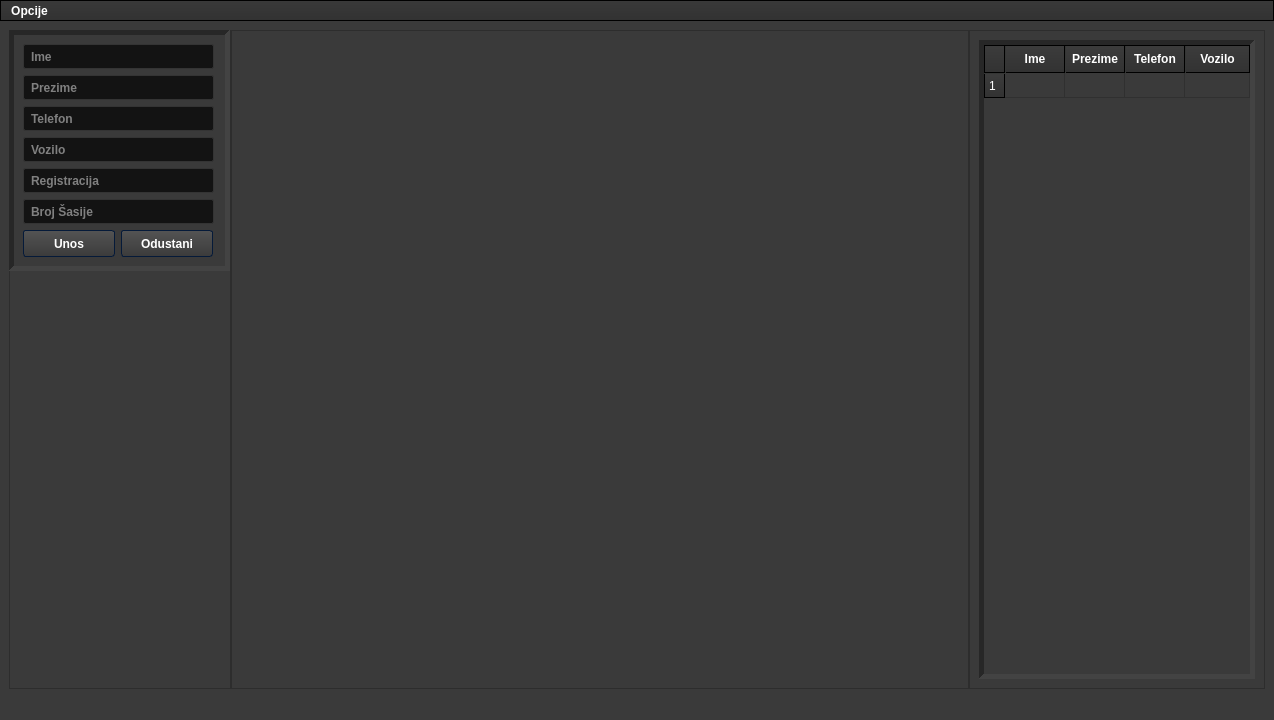
This is untitled.ui in 4ntim4tter/Budget-Flow as Qt 5 draws it before an edit. The edited form follows.
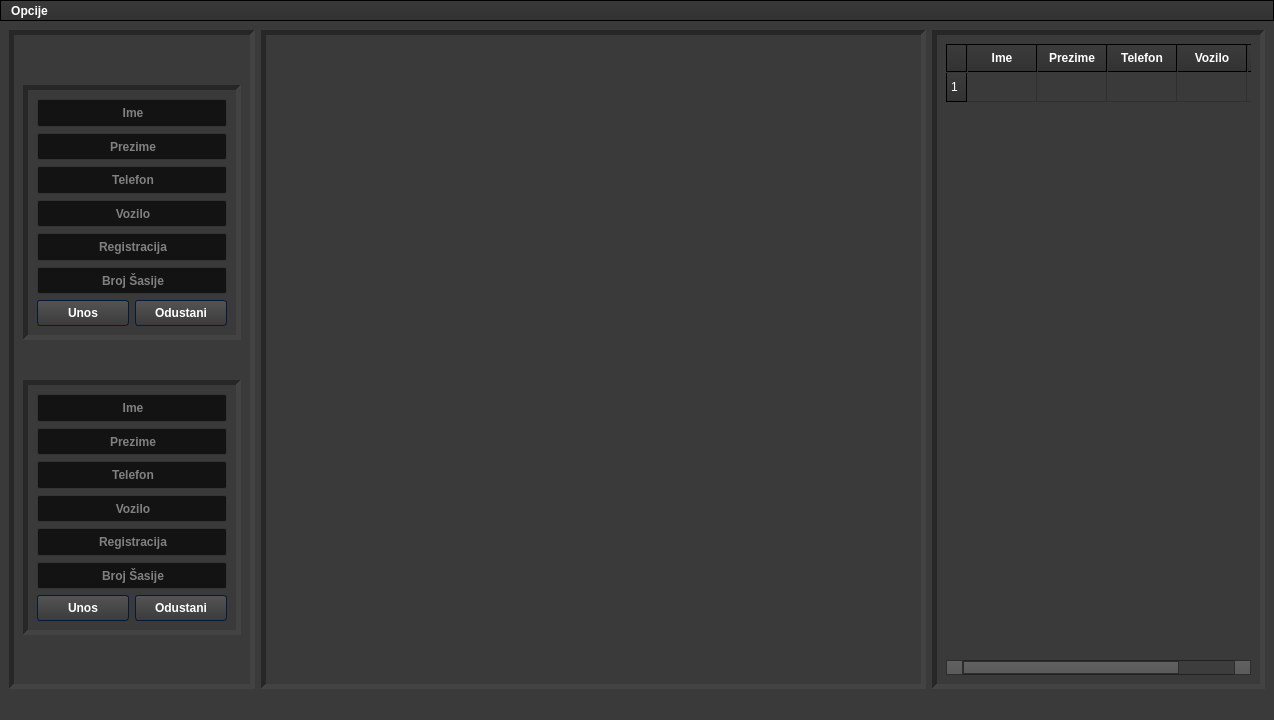
This is the edited form. Icons and pictures are not drawn.

The edit to the form file:
```diff
--- a/untitled.ui
+++ b/untitled.ui
@@ -1015,6 +1015,12 @@
 </string>
   </property>
   <widget class="QWidget" name="centralwidget">
+   <property name="sizePolicy">
+    <sizepolicy hsizetype="Preferred" vsizetype="Preferred">
+     <horstretch>2</horstretch>
+     <verstretch>2</verstretch>
+    </sizepolicy>
+   </property>
    <property name="font">
     <font>
      <family>Arial</family>
@@ -1023,270 +1029,34 @@
      <bold>true</bold>
     </font>
    </property>
-   <layout class="QHBoxLayout" name="horizontalLayout" stretch="3,10,4">
-    <property name="spacing">
-     <number>0</number>
-    </property>
-    <item>
-     <widget class="QFrame" name="left_frame">
-      <property name="frameShape">
-       <enum>QFrame::StyledPanel</enum>
-      </property>
-      <property name="frameShadow">
-       <enum>QFrame::Raised</enum>
-      </property>
-      <widget class="QFrame" name="customer_entry_box">
-       <property name="geometry">
-        <rect>
-         <x>0</x>
-         <y>0</y>
-         <width>221</width>
-         <height>241</height>
-        </rect>
-       </property>
-       <property name="sizePolicy">
-        <sizepolicy hsizetype="Preferred" vsizetype="Preferred">
-         <horstretch>0</horstretch>
-         <verstretch>0</verstretch>
-        </sizepolicy>
-       </property>
-       <property name="maximumSize">
-        <size>
-         <width>311</width>
-         <height>311</height>
-        </size>
-       </property>
-       <property name="font">
-        <font>
-         <family>Arial</family>
-         <pointsize>9</pointsize>
-         <weight>75</weight>
-         <bold>true</bold>
-        </font>
-       </property>
-       <property name="frameShape">
-        <enum>QFrame::Panel</enum>
-       </property>
-       <property name="frameShadow">
-        <enum>QFrame::Sunken</enum>
-       </property>
-       <property name="lineWidth">
-        <number>5</number>
-       </property>
-       <property name="midLineWidth">
-        <number>5</number>
-       </property>
-       <widget class="QLineEdit" name="add_customer_name">
-        <property name="geometry">
-         <rect>
-          <x>14</x>
-          <y>14</y>
-          <width>191</width>
-          <height>25</height>
-         </rect>
-        </property>
-        <property name="font">
-         <font>
-          <family>Arial</family>
-          <pointsize>9</pointsize>
-          <weight>75</weight>
-          <bold>true</bold>
-         </font>
-        </property>
-        <property name="placeholderText">
-         <string>Ime</string>
-        </property>
-       </widget>
-       <widget class="QLineEdit" name="add_customer_surname">
-        <property name="geometry">
-         <rect>
-          <x>14</x>
-          <y>45</y>
-          <width>191</width>
-          <height>25</height>
-         </rect>
-        </property>
-        <property name="font">
-         <font>
-          <family>Arial</family>
-          <pointsize>9</pointsize>
-          <weight>75</weight>
-          <bold>true</bold>
-         </font>
-        </property>
-        <property name="placeholderText">
-         <string>Prezime</string>
-        </property>
-       </widget>
-       <widget class="QLineEdit" name="add_customer_vehicle">
-        <property name="geometry">
-         <rect>
-          <x>14</x>
-          <y>107</y>
-          <width>191</width>
-          <height>25</height>
-         </rect>
-        </property>
-        <property name="font">
-         <font>
-          <family>Arial</family>
-          <pointsize>9</pointsize>
-          <weight>75</weight>
-          <bold>true</bold>
-         </font>
-        </property>
-        <property name="dragEnabled">
-         <bool>false</bool>
-        </property>
-        <property name="placeholderText">
-         <string>Vozilo</string>
-        </property>
-       </widget>
-       <widget class="QLineEdit" name="add_customer_plates">
-        <property name="geometry">
-         <rect>
-          <x>14</x>
-          <y>138</y>
-          <width>191</width>
-          <height>25</height>
-         </rect>
-        </property>
-        <property name="font">
-         <font>
-          <family>Arial</family>
-          <pointsize>9</pointsize>
-          <weight>75</weight>
-          <bold>true</bold>
-         </font>
-        </property>
-        <property name="placeholderText">
-         <string>Registracija</string>
-        </property>
-       </widget>
-       <widget class="QLineEdit" name="add_customer_chasis">
-        <property name="geometry">
-         <rect>
-          <x>14</x>
-          <y>169</y>
-          <width>191</width>
-          <height>25</height>
-         </rect>
-        </property>
-        <property name="font">
-         <font>
-          <family>Arial</family>
-          <pointsize>9</pointsize>
-          <weight>75</weight>
-          <bold>true</bold>
-         </font>
-        </property>
-        <property name="dragEnabled">
-         <bool>false</bool>
-        </property>
-        <property name="placeholderText">
-         <string>Broj Šasije</string>
-        </property>
-       </widget>
-       <widget class="QPushButton" name="save_new_customer_button">
-        <property name="geometry">
-         <rect>
-          <x>14</x>
-          <y>200</y>
-          <width>92</width>
-          <height>27</height>
-         </rect>
-        </property>
-        <property name="font">
-         <font>
-          <family>Arial</family>
-          <pointsize>9</pointsize>
-          <weight>75</weight>
-          <bold>true</bold>
-         </font>
-        </property>
-        <property name="text">
-         <string>Unos</string>
-        </property>
-       </widget>
-       <widget class="QPushButton" name="cancel_new_customer_button">
-        <property name="geometry">
-         <rect>
-          <x>112</x>
-          <y>200</y>
-          <width>92</width>
-          <height>27</height>
-         </rect>
-        </property>
-        <property name="font">
-         <font>
-          <family>Arial</family>
-          <pointsize>9</pointsize>
-          <weight>75</weight>
-          <bold>true</bold>
-         </font>
-        </property>
-        <property name="text">
-         <string>Odustani</string>
-        </property>
-       </widget>
-       <widget class="QLineEdit" name="add_customer_phone">
-        <property name="geometry">
-         <rect>
-          <x>14</x>
-          <y>76</y>
-          <width>191</width>
-          <height>25</height>
-         </rect>
-        </property>
-        <property name="font">
-         <font>
-          <family>Arial</family>
-          <pointsize>9</pointsize>
-          <weight>75</weight>
-          <bold>true</bold>
-         </font>
-        </property>
-        <property name="maxLength">
-         <number>32767</number>
-        </property>
-        <property name="placeholderText">
-         <string>Telefon</string>
-        </property>
-       </widget>
-      </widget>
-     </widget>
-    </item>
-    <item>
-     <widget class="QFrame" name="middle_frame">
-      <property name="minimumSize">
-       <size>
-        <width>0</width>
-        <height>450</height>
-       </size>
-      </property>
-      <property name="frameShape">
-       <enum>QFrame::StyledPanel</enum>
-      </property>
-      <property name="frameShadow">
-       <enum>QFrame::Raised</enum>
-      </property>
-     </widget>
-    </item>
-    <item>
+   <layout class="QGridLayout" name="gridLayout_4" columnstretch="3,10,5">
+    <item row="0" column="2">
      <widget class="QFrame" name="right_frame">
+      <property name="sizePolicy">
+       <sizepolicy hsizetype="Expanding" vsizetype="Expanding">
+        <horstretch>0</horstretch>
+        <verstretch>0</verstretch>
+       </sizepolicy>
+      </property>
       <property name="frameShape">
-       <enum>QFrame::StyledPanel</enum>
+       <enum>QFrame::Panel</enum>
       </property>
       <property name="frameShadow">
-       <enum>QFrame::Raised</enum>
+       <enum>QFrame::Sunken</enum>
+      </property>
+      <property name="lineWidth">
+       <number>5</number>
+      </property>
+      <property name="midLineWidth">
+       <number>5</number>
       </property>
       <layout class="QGridLayout" name="gridLayout">
        <item row="0" column="0">
         <widget class="QTableWidget" name="customer_table">
          <property name="sizePolicy">
-          <sizepolicy hsizetype="Preferred" vsizetype="Preferred">
-           <horstretch>0</horstretch>
-           <verstretch>0</verstretch>
+          <sizepolicy hsizetype="Expanding" vsizetype="Expanding">
+           <horstretch>1</horstretch>
+           <verstretch>1</verstretch>
           </sizepolicy>
          </property>
          <property name="font">
@@ -1297,20 +1067,11 @@
           </font>
          </property>
          <property name="frameShape">
-          <enum>QFrame::Panel</enum>
-         </property>
-         <property name="lineWidth">
-          <number>5</number>
-         </property>
-         <property name="midLineWidth">
-          <number>5</number>
+          <enum>QFrame::NoFrame</enum>
          </property>
          <property name="autoScrollMargin">
           <number>2</number>
          </property>
-         <property name="alternatingRowColors">
-          <bool>false</bool>
-         </property>
          <property name="textElideMode">
           <enum>Qt::ElideMiddle</enum>
          </property>
@@ -1332,17 +1093,20 @@
          <property name="rowCount">
           <number>1</number>
          </property>
+         <attribute name="horizontalHeaderVisible">
+          <bool>true</bool>
+         </attribute>
          <attribute name="horizontalHeaderCascadingSectionResizes">
           <bool>true</bool>
          </attribute>
          <attribute name="horizontalHeaderDefaultSectionSize">
-          <number>60</number>
+          <number>70</number>
          </attribute>
          <attribute name="horizontalHeaderHighlightSections">
           <bool>true</bool>
          </attribute>
          <attribute name="horizontalHeaderMinimumSectionSize">
-          <number>45</number>
+          <number>68</number>
          </attribute>
          <attribute name="horizontalHeaderShowSortIndicator" stdset="0">
           <bool>true</bool>
@@ -1357,7 +1121,7 @@
           <bool>false</bool>
          </attribute>
          <attribute name="verticalHeaderDefaultSectionSize">
-          <number>25</number>
+          <number>30</number>
          </attribute>
          <attribute name="verticalHeaderHighlightSections">
           <bool>true</bool>
@@ -1414,11 +1178,540 @@
            </font>
           </property>
          </column>
+         <column>
+          <property name="text">
+           <string/>
+          </property>
+         </column>
         </widget>
        </item>
       </layout>
      </widget>
     </item>
+    <item row="0" column="0">
+     <widget class="QFrame" name="left_frame">
+      <property name="sizePolicy">
+       <sizepolicy hsizetype="Preferred" vsizetype="Preferred">
+        <horstretch>0</horstretch>
+        <verstretch>0</verstretch>
+       </sizepolicy>
+      </property>
+      <property name="layoutDirection">
+       <enum>Qt::LeftToRight</enum>
+      </property>
+      <property name="frameShape">
+       <enum>QFrame::Panel</enum>
+      </property>
+      <property name="frameShadow">
+       <enum>QFrame::Sunken</enum>
+      </property>
+      <property name="lineWidth">
+       <number>5</number>
+      </property>
+      <property name="midLineWidth">
+       <number>5</number>
+      </property>
+      <layout class="QFormLayout" name="formLayout">
+       <property name="fieldGrowthPolicy">
+        <enum>QFormLayout::ExpandingFieldsGrow</enum>
+       </property>
+       <property name="formAlignment">
+        <set>Qt::AlignCenter</set>
+       </property>
+       <property name="horizontalSpacing">
+        <number>0</number>
+       </property>
+       <property name="verticalSpacing">
+        <number>40</number>
+       </property>
+       <property name="topMargin">
+        <number>50</number>
+       </property>
+       <item row="0" column="0">
+        <widget class="QFrame" name="customer_entry_box">
+         <property name="sizePolicy">
+          <sizepolicy hsizetype="Expanding" vsizetype="Expanding">
+           <horstretch>1</horstretch>
+           <verstretch>1</verstretch>
+          </sizepolicy>
+         </property>
+         <property name="font">
+          <font>
+           <family>Arial</family>
+           <pointsize>9</pointsize>
+           <weight>75</weight>
+           <bold>true</bold>
+          </font>
+         </property>
+         <property name="frameShape">
+          <enum>QFrame::Panel</enum>
+         </property>
+         <property name="frameShadow">
+          <enum>QFrame::Sunken</enum>
+         </property>
+         <property name="lineWidth">
+          <number>5</number>
+         </property>
+         <property name="midLineWidth">
+          <number>5</number>
+         </property>
+         <layout class="QFormLayout" name="formLayout_2">
+          <item row="0" column="0" colspan="2">
+           <widget class="QLineEdit" name="add_customer_name">
+            <property name="sizePolicy">
+             <sizepolicy hsizetype="Expanding" vsizetype="Expanding">
+              <horstretch>1</horstretch>
+              <verstretch>1</verstretch>
+             </sizepolicy>
+            </property>
+            <property name="font">
+             <font>
+              <family>Arial</family>
+              <pointsize>9</pointsize>
+              <weight>75</weight>
+              <bold>true</bold>
+             </font>
+            </property>
+            <property name="alignment">
+             <set>Qt::AlignCenter</set>
+            </property>
+            <property name="placeholderText">
+             <string>Ime</string>
+            </property>
+           </widget>
+          </item>
+          <item row="1" column="0" colspan="2">
+           <widget class="QLineEdit" name="add_customer_surname">
+            <property name="sizePolicy">
+             <sizepolicy hsizetype="Expanding" vsizetype="Expanding">
+              <horstretch>1</horstretch>
+              <verstretch>1</verstretch>
+             </sizepolicy>
+            </property>
+            <property name="font">
+             <font>
+              <family>Arial</family>
+              <pointsize>9</pointsize>
+              <weight>75</weight>
+              <bold>true</bold>
+             </font>
+            </property>
+            <property name="alignment">
+             <set>Qt::AlignCenter</set>
+            </property>
+            <property name="placeholderText">
+             <string>Prezime</string>
+            </property>
+           </widget>
+          </item>
+          <item row="2" column="0" colspan="2">
+           <widget class="QLineEdit" name="add_customer_phone">
+            <property name="sizePolicy">
+             <sizepolicy hsizetype="Expanding" vsizetype="Expanding">
+              <horstretch>1</horstretch>
+              <verstretch>1</verstretch>
+             </sizepolicy>
+            </property>
+            <property name="font">
+             <font>
+              <family>Arial</family>
+              <pointsize>9</pointsize>
+              <weight>75</weight>
+              <bold>true</bold>
+             </font>
+            </property>
+            <property name="maxLength">
+             <number>32767</number>
+            </property>
+            <property name="alignment">
+             <set>Qt::AlignCenter</set>
+            </property>
+            <property name="placeholderText">
+             <string>Telefon</string>
+            </property>
+           </widget>
+          </item>
+          <item row="3" column="0" colspan="2">
+           <widget class="QLineEdit" name="add_customer_vehicle">
+            <property name="sizePolicy">
+             <sizepolicy hsizetype="Expanding" vsizetype="Expanding">
+              <horstretch>1</horstretch>
+              <verstretch>1</verstretch>
+             </sizepolicy>
+            </property>
+            <property name="font">
+             <font>
+              <family>Arial</family>
+              <pointsize>9</pointsize>
+              <weight>75</weight>
+              <bold>true</bold>
+             </font>
+            </property>
+            <property name="alignment">
+             <set>Qt::AlignCenter</set>
+            </property>
+            <property name="dragEnabled">
+             <bool>false</bool>
+            </property>
+            <property name="placeholderText">
+             <string>Vozilo</string>
+            </property>
+           </widget>
+          </item>
+          <item row="4" column="0" colspan="2">
+           <widget class="QLineEdit" name="add_customer_plates">
+            <property name="sizePolicy">
+             <sizepolicy hsizetype="Expanding" vsizetype="Expanding">
+              <horstretch>1</horstretch>
+              <verstretch>1</verstretch>
+             </sizepolicy>
+            </property>
+            <property name="font">
+             <font>
+              <family>Arial</family>
+              <pointsize>9</pointsize>
+              <weight>75</weight>
+              <bold>true</bold>
+             </font>
+            </property>
+            <property name="alignment">
+             <set>Qt::AlignCenter</set>
+            </property>
+            <property name="placeholderText">
+             <string>Registracija</string>
+            </property>
+           </widget>
+          </item>
+          <item row="5" column="0" colspan="2">
+           <widget class="QLineEdit" name="add_customer_chasis">
+            <property name="sizePolicy">
+             <sizepolicy hsizetype="Expanding" vsizetype="Expanding">
+              <horstretch>1</horstretch>
+              <verstretch>1</verstretch>
+             </sizepolicy>
+            </property>
+            <property name="font">
+             <font>
+              <family>Arial</family>
+              <pointsize>9</pointsize>
+              <weight>75</weight>
+              <bold>true</bold>
+             </font>
+            </property>
+            <property name="alignment">
+             <set>Qt::AlignCenter</set>
+            </property>
+            <property name="dragEnabled">
+             <bool>false</bool>
+            </property>
+            <property name="placeholderText">
+             <string>Broj Šasije</string>
+            </property>
+           </widget>
+          </item>
+          <item row="6" column="0">
+           <widget class="QPushButton" name="save_new_customer_button">
+            <property name="sizePolicy">
+             <sizepolicy hsizetype="Expanding" vsizetype="Expanding">
+              <horstretch>1</horstretch>
+              <verstretch>0</verstretch>
+             </sizepolicy>
+            </property>
+            <property name="font">
+             <font>
+              <family>Arial</family>
+              <pointsize>9</pointsize>
+              <weight>75</weight>
+              <bold>true</bold>
+             </font>
+            </property>
+            <property name="text">
+             <string>Unos</string>
+            </property>
+           </widget>
+          </item>
+          <item row="6" column="1">
+           <widget class="QPushButton" name="cancel_new_customer_button">
+            <property name="sizePolicy">
+             <sizepolicy hsizetype="Expanding" vsizetype="Expanding">
+              <horstretch>1</horstretch>
+              <verstretch>0</verstretch>
+             </sizepolicy>
+            </property>
+            <property name="font">
+             <font>
+              <family>Arial</family>
+              <pointsize>9</pointsize>
+              <weight>75</weight>
+              <bold>true</bold>
+             </font>
+            </property>
+            <property name="text">
+             <string>Odustani</string>
+            </property>
+           </widget>
+          </item>
+         </layout>
+        </widget>
+       </item>
+       <item row="1" column="0">
+        <widget class="QFrame" name="customer_search_box">
+         <property name="sizePolicy">
+          <sizepolicy hsizetype="Expanding" vsizetype="Expanding">
+           <horstretch>1</horstretch>
+           <verstretch>1</verstretch>
+          </sizepolicy>
+         </property>
+         <property name="font">
+          <font>
+           <family>Arial</family>
+           <pointsize>9</pointsize>
+           <weight>75</weight>
+           <bold>true</bold>
+          </font>
+         </property>
+         <property name="layoutDirection">
+          <enum>Qt::LeftToRight</enum>
+         </property>
+         <property name="frameShape">
+          <enum>QFrame::Panel</enum>
+         </property>
+         <property name="frameShadow">
+          <enum>QFrame::Sunken</enum>
+         </property>
+         <property name="lineWidth">
+          <number>5</number>
+         </property>
+         <property name="midLineWidth">
+          <number>5</number>
+         </property>
+         <layout class="QFormLayout" name="formLayout_3">
+          <item row="0" column="0" colspan="2">
+           <widget class="QLineEdit" name="search_customer_name">
+            <property name="sizePolicy">
+             <sizepolicy hsizetype="Expanding" vsizetype="Expanding">
+              <horstretch>1</horstretch>
+              <verstretch>1</verstretch>
+             </sizepolicy>
+            </property>
+            <property name="font">
+             <font>
+              <family>Arial</family>
+              <pointsize>9</pointsize>
+              <weight>75</weight>
+              <bold>true</bold>
+             </font>
+            </property>
+            <property name="alignment">
+             <set>Qt::AlignCenter</set>
+            </property>
+            <property name="placeholderText">
+             <string>Ime</string>
+            </property>
+           </widget>
+          </item>
+          <item row="1" column="0" colspan="2">
+           <widget class="QLineEdit" name="search_customer_surname">
+            <property name="sizePolicy">
+             <sizepolicy hsizetype="Expanding" vsizetype="Expanding">
+              <horstretch>1</horstretch>
+              <verstretch>1</verstretch>
+             </sizepolicy>
+            </property>
+            <property name="font">
+             <font>
+              <family>Arial</family>
+              <pointsize>9</pointsize>
+              <weight>75</weight>
+              <bold>true</bold>
+             </font>
+            </property>
+            <property name="alignment">
+             <set>Qt::AlignCenter</set>
+            </property>
+            <property name="placeholderText">
+             <string>Prezime</string>
+            </property>
+           </widget>
+          </item>
+          <item row="2" column="0" colspan="2">
+           <widget class="QLineEdit" name="search_customer_phone">
+            <property name="sizePolicy">
+             <sizepolicy hsizetype="Expanding" vsizetype="Expanding">
+              <horstretch>1</horstretch>
+              <verstretch>1</verstretch>
+             </sizepolicy>
+            </property>
+            <property name="font">
+             <font>
+              <family>Arial</family>
+              <pointsize>9</pointsize>
+              <weight>75</weight>
+              <bold>true</bold>
+             </font>
+            </property>
+            <property name="maxLength">
+             <number>32767</number>
+            </property>
+            <property name="alignment">
+             <set>Qt::AlignCenter</set>
+            </property>
+            <property name="placeholderText">
+             <string>Telefon</string>
+            </property>
+           </widget>
+          </item>
+          <item row="3" column="0" colspan="2">
+           <widget class="QLineEdit" name="search_customer_vehicle">
+            <property name="sizePolicy">
+             <sizepolicy hsizetype="Expanding" vsizetype="Expanding">
+              <horstretch>1</horstretch>
+              <verstretch>1</verstretch>
+             </sizepolicy>
+            </property>
+            <property name="font">
+             <font>
+              <family>Arial</family>
+              <pointsize>9</pointsize>
+              <weight>75</weight>
+              <bold>true</bold>
+             </font>
+            </property>
+            <property name="alignment">
+             <set>Qt::AlignCenter</set>
+            </property>
+            <property name="dragEnabled">
+             <bool>false</bool>
+            </property>
+            <property name="placeholderText">
+             <string>Vozilo</string>
+            </property>
+           </widget>
+          </item>
+          <item row="4" column="0" colspan="2">
+           <widget class="QLineEdit" name="search_customer_plates">
+            <property name="sizePolicy">
+             <sizepolicy hsizetype="Expanding" vsizetype="Expanding">
+              <horstretch>1</horstretch>
+              <verstretch>1</verstretch>
+             </sizepolicy>
+            </property>
+            <property name="font">
+             <font>
+              <family>Arial</family>
+              <pointsize>9</pointsize>
+              <weight>75</weight>
+              <bold>true</bold>
+             </font>
+            </property>
+            <property name="alignment">
+             <set>Qt::AlignCenter</set>
+            </property>
+            <property name="placeholderText">
+             <string>Registracija</string>
+            </property>
+           </widget>
+          </item>
+          <item row="5" column="0" colspan="2">
+           <widget class="QLineEdit" name="search_customer_chasis">
+            <property name="sizePolicy">
+             <sizepolicy hsizetype="Expanding" vsizetype="Expanding">
+              <horstretch>1</horstretch>
+              <verstretch>1</verstretch>
+             </sizepolicy>
+            </property>
+            <property name="font">
+             <font>
+              <family>Arial</family>
+              <pointsize>9</pointsize>
+              <weight>75</weight>
+              <bold>true</bold>
+             </font>
+            </property>
+            <property name="alignment">
+             <set>Qt::AlignCenter</set>
+            </property>
+            <property name="dragEnabled">
+             <bool>false</bool>
+            </property>
+            <property name="placeholderText">
+             <string>Broj Šasije</string>
+            </property>
+           </widget>
+          </item>
+          <item row="6" column="0">
+           <widget class="QPushButton" name="search_customer_button">
+            <property name="sizePolicy">
+             <sizepolicy hsizetype="Expanding" vsizetype="Expanding">
+              <horstretch>1</horstretch>
+              <verstretch>0</verstretch>
+             </sizepolicy>
+            </property>
+            <property name="font">
+             <font>
+              <family>Arial</family>
+              <pointsize>9</pointsize>
+              <weight>75</weight>
+              <bold>true</bold>
+             </font>
+            </property>
+            <property name="text">
+             <string>Unos</string>
+            </property>
+           </widget>
+          </item>
+          <item row="6" column="1">
+           <widget class="QPushButton" name="cancel_search_customer_button">
+            <property name="sizePolicy">
+             <sizepolicy hsizetype="Expanding" vsizetype="Expanding">
+              <horstretch>1</horstretch>
+              <verstretch>0</verstretch>
+             </sizepolicy>
+            </property>
+            <property name="font">
+             <font>
+              <family>Arial</family>
+              <pointsize>9</pointsize>
+              <weight>75</weight>
+              <bold>true</bold>
+             </font>
+            </property>
+            <property name="text">
+             <string>Odustani</string>
+            </property>
+           </widget>
+          </item>
+         </layout>
+        </widget>
+       </item>
+       <item row="2" column="1">
+        <widget class="QWidget" name="emptyRowWidget" native="true"/>
+       </item>
+      </layout>
+     </widget>
+    </item>
+    <item row="0" column="1">
+     <widget class="QFrame" name="middle_frame">
+      <property name="minimumSize">
+       <size>
+        <width>0</width>
+        <height>450</height>
+       </size>
+      </property>
+      <property name="frameShape">
+       <enum>QFrame::Panel</enum>
+      </property>
+      <property name="frameShadow">
+       <enum>QFrame::Sunken</enum>
+      </property>
+      <property name="lineWidth">
+       <number>5</number>
+      </property>
+      <property name="midLineWidth">
+       <number>5</number>
+      </property>
+     </widget>
+    </item>
    </layout>
   </widget>
   <widget class="QStatusBar" name="statusBar"/>
```
